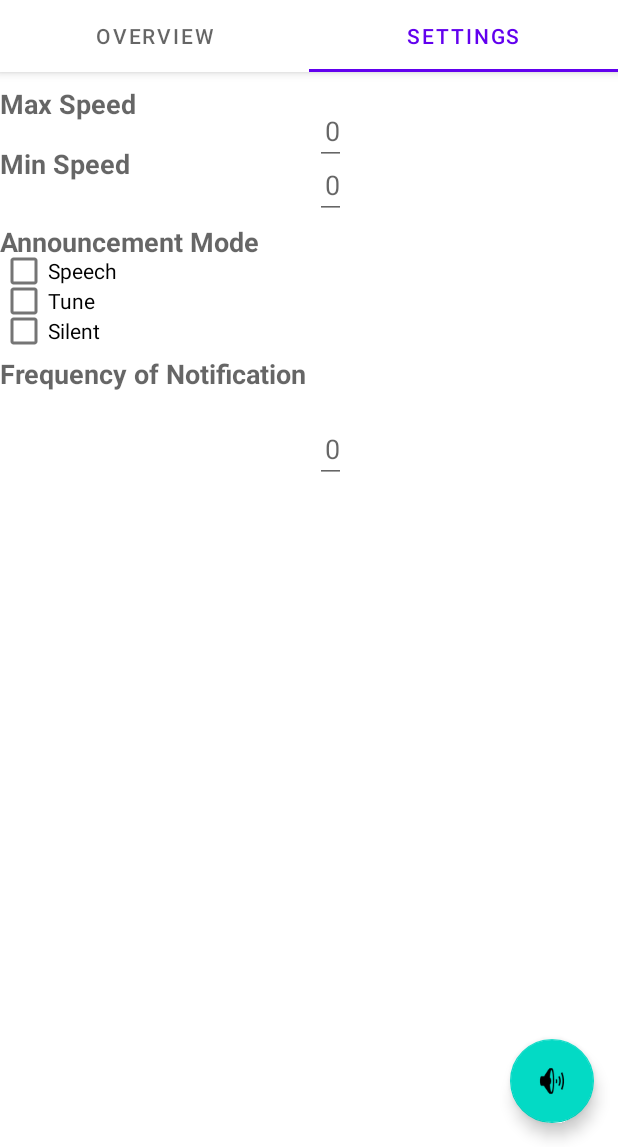
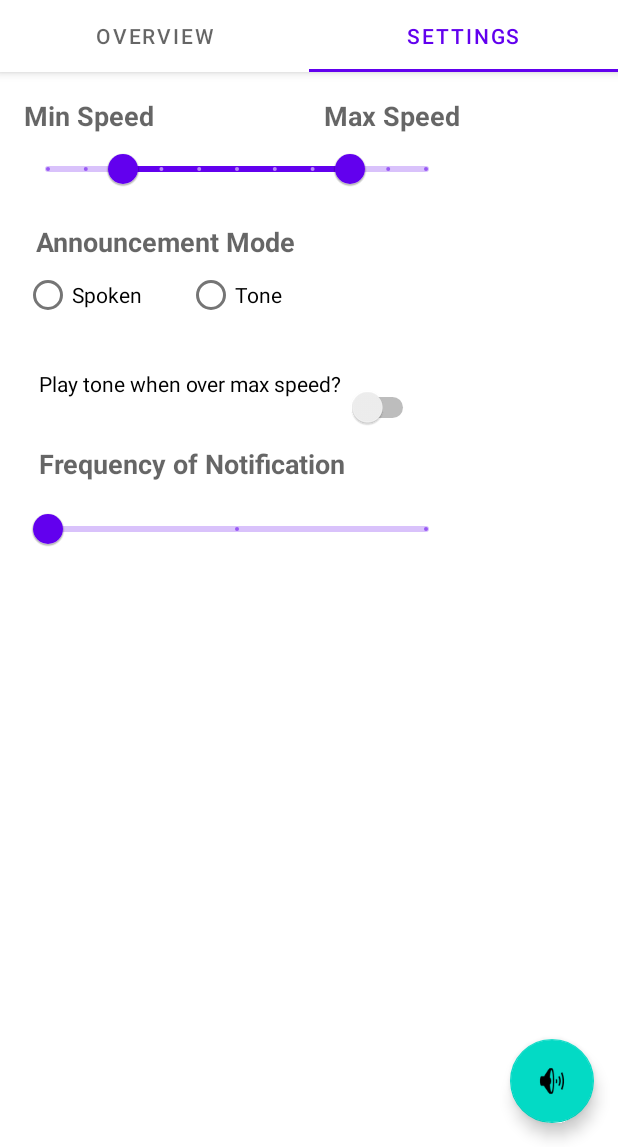
Before and after one commit to s-ali2014/Speedster, an Android app: the screen it shows after launch (MainActivity), tab 2 chosen, on a phone screen of 412 x 824 dp, the part 89-1236 px from its top. Run offline under Robolectric (Android 15) with nearby library versions, the phone set to English and light mode, and no system bars.

Commit message:
Updated Settings UI
Updated settings UI and began placing the pieces together to link everything up back end and create the announcements system. Committing what I have now before going to sleep.

```diff
--- a/AnnouncementsLoading/app/src/main/java/com/example/announcementsloading/MainActivity.java
+++ b/AnnouncementsLoading/app/src/main/java/com/example/announcementsloading/MainActivity.java
@@ -9,6 +9,7 @@ package com.example.announcementsloading;
 import android.os.Bundle;
 
 import com.google.android.material.floatingactionbutton.FloatingActionButton;
+import com.google.android.material.slider.RangeSlider;
 import com.google.android.material.snackbar.Snackbar;
 import com.google.android.material.tabs.TabLayout;
 import android.speech.tts.TextToSpeech;
@@ -27,9 +28,17 @@ import android.view.View;
 import java.util.Locale;
 
 public class MainActivity extends AppCompatActivity implements TextToSpeech.OnInitListener{
-    //GLOBAL-ENOUGH VARIABLES
+    //Variables for TTS and Announcement handling
     TextToSpeech tts;
     MutableLiveData<String> announceText = new MutableLiveData<String>();
+    int maxAnnounceThreshold = 100;
+    int minAnnounceThreshold = 0;
+    int announceInterval = 10;
+    boolean useTTS = true;
+    boolean maxSpeedWarning = false;
+    int previousAnnouncement;
+    int announceCooldown = 5;
+
 
     TabLayout tablayout;
     ViewPager2 pager2;
@@ -81,7 +90,7 @@ public class MainActivity extends AppCompatActivity implements TextToSpeech.OnIn
 
 //i hate this button now - Anna
         FloatingActionButton fab = findViewById(R.id.fab);
-
+        RangeSlider speedRange = findViewById(R.id.speedRange);
 
 
         //ANNOUNCEMENT SYSTEM:
@@ -89,10 +98,15 @@ public class MainActivity extends AppCompatActivity implements TextToSpeech.OnIn
         announceText.observe(this, new Observer<String>() {
             /*This right here is our good 'ol announcement system. It's bare-bones and unrefined, but essentially, when announceText changes?
             speakText() is called to announce the new value.
+
+            WIP: cooldown system!
             */
             @Override
             public void onChanged(String s) {
-                speakText();
+                //int currentInterval = Integer.valueOf(announceText.getValue()) / announceInterval;
+               //if( currentInterval != previousAnnouncement){
+                   speakText();
+               //}
             }
         });
 
@@ -107,7 +121,6 @@ public class MainActivity extends AppCompatActivity implements TextToSpeech.OnIn
                         .setAction("Action", null).show();
             }
         });
-
     }
 
     //TTS Initialization - WARNING: THIS DOES *NOT* WORK ON EMULATORS. IT WILL FAIL TO INITIALIZE EVERY TIME WITH A GENERIC ERROR CODE
@@ -125,8 +138,9 @@ public class MainActivity extends AppCompatActivity implements TextToSpeech.OnIn
 
     //Speaker. By default it takes no parameters and says announceText.
     public void speakText(){
-        /*Speaks text from the announceText variable*/
+        /*Speaks text from the announceText variable, and resets the counter since last announce.*/
         tts.speak(announceText.getValue(), TextToSpeech.QUEUE_FLUSH, null , "");
+
     }
     public void speakText(CharSequence toSpeak){
         /*Speaks text from the given CharSequence. NOTE: Strings are char sequences*/
@@ -142,13 +156,11 @@ public class MainActivity extends AppCompatActivity implements TextToSpeech.OnIn
 
     //Notes from Anna:
     //Announcement System:
-    //TODO: Listen for speed variable
     //TODO: Implement handling for onPause/background process things
     //TODO: Overload speakText
     //TODO: Find a way to implement settings for switching data listened to
     //TODO: Implement custom announcement settings
     //UI:
-    //TODO: Set up dummy UI for prototype
     //TODO: Set up speed display for general tab
     //Data reading:
     //TODO: Implement GPS
--- a/AnnouncementsLoading/app/src/main/res/layout/fragment_settings.xml
+++ b/AnnouncementsLoading/app/src/main/res/layout/fragment_settings.xml
@@ -9,138 +9,139 @@
 
 
     <TextView
-        android:id="@+id/pageCounts"
-        android:layout_width="wrap_content"
-        android:layout_height="wrap_content"
-
-        android:layout_marginTop="116dp"
-        android:text="Max Speed"
-        android:textAppearance="?android:attr/textAppearanceMedium"
-        android:textStyle="bold"
-        app:layout_constraintTop_toTopOf="parent"
-        tools:layout_conversion_absoluteHeight="24dp"
-        tools:layout_conversion_absoluteWidth="91dp"
-        tools:layout_editor_absoluteX="24dp" />
-
-    <TextView
         android:id="@+id/textView5"
         android:layout_width="wrap_content"
         android:layout_height="wrap_content"
+        android:layout_marginStart="24dp"
         android:layout_marginTop="208dp"
         android:paddingBottom="0dp"
         android:text="Announcement Mode"
         android:textAppearance="?android:attr/textAppearanceMedium"
         android:textStyle="bold"
+        app:layout_constraintStart_toStartOf="parent"
         app:layout_constraintTop_toTopOf="parent"
         tools:layout_conversion_absoluteHeight="24dp"
-        tools:layout_conversion_absoluteWidth="175dp"
-        tools:layout_editor_absoluteX="24dp" />
+        tools:layout_conversion_absoluteWidth="175dp" />
 
     <TextView
         android:id="@+id/textView6"
         android:layout_width="wrap_content"
         android:layout_height="wrap_content"
-        android:layout_marginTop="296dp"
+        android:layout_marginStart="26dp"
+        android:layout_marginTop="356dp"
         android:paddingBottom="0dp"
         android:text="Frequency of Notification"
         android:textAppearance="?android:attr/textAppearanceMedium"
         android:textStyle="bold"
+        app:layout_constraintStart_toStartOf="parent"
         app:layout_constraintTop_toTopOf="parent"
         tools:layout_conversion_absoluteHeight="24dp"
-        tools:layout_conversion_absoluteWidth="205dp"
-        tools:layout_editor_absoluteX="24dp" />
+        tools:layout_conversion_absoluteWidth="205dp" />
 
-    <EditText
-        android:id="@+id/editTextNumber2"
-        android:layout_width="wrap_content"
-
-        android:layout_height="wrap_content"
-        android:layout_marginStart="210dp"
-        android:layout_marginTop="124dp"
+    <com.google.android.material.slider.Slider
+        android:id="@+id/notificationFrequency"
+        android:layout_width="284dp"
+        android:layout_height="41dp"
+        android:layout_marginStart="16dp"
+        android:layout_marginTop="388dp"
         android:gravity="right"
         android:hint="0"
-        android:inputType="number"
         android:maxEms="2"
+        android:stepSize="5.0"
+        android:valueFrom="5.0"
+        android:valueTo="15.0"
         app:layout_constraintStart_toStartOf="parent"
         app:layout_constraintTop_toTopOf="parent"
         tools:layout_conversion_absoluteHeight="45dp"
         tools:layout_conversion_absoluteWidth="21dp" />
 
-    <EditText
-        android:id="@+id/editTextTextPersonName2"
+    <Switch
+        android:id="@+id/maxSpeedWarn"
         android:layout_width="wrap_content"
         android:layout_height="wrap_content"
-        android:layout_marginStart="210dp"
-        android:layout_marginTop="160dp"
+        android:layout_marginStart="26dp"
+        android:layout_marginTop="305dp"
+        android:text="Play tone when over max speed? \n \n"
+        app:layout_constraintStart_toStartOf="parent"
+        app:layout_constraintTop_toTopOf="parent" />
+
+    <com.google.android.material.slider.RangeSlider
+        android:id="@+id/speedRange"
+        android:layout_width="284dp"
+
+        android:layout_height="41dp"
+        android:layout_marginStart="16dp"
+        android:layout_marginTop="148dp"
         android:gravity="right"
         android:hint="0"
-        android:inputType="number"
         android:maxEms="2"
+        android:stepSize="10.0"
+        android:valueFrom="0"
+        android:valueTo="100"
         app:layout_constraintStart_toStartOf="parent"
         app:layout_constraintTop_toTopOf="parent"
+        app:values="@array/speed_slider_values"
         tools:layout_conversion_absoluteHeight="45dp"
         tools:layout_conversion_absoluteWidth="21dp" />
 
-    <CheckBox
-        android:id="@+id/checkBox"
+    <TextView
+        android:id="@+id/pageCounts"
         android:layout_width="wrap_content"
         android:layout_height="wrap_content"
-        android:layout_marginTop="216dp"
-        android:text="Speech"
-        app:layout_constraintTop_toTopOf="parent"
-        tools:layout_conversion_absoluteHeight="48dp"
-        tools:layout_conversion_absoluteWidth="79dp"
-        tools:layout_editor_absoluteX="64dp" />
 
-    <CheckBox
-        android:id="@+id/checkBox2"
-        android:layout_width="wrap_content"
-        android:layout_height="wrap_content"
-        android:layout_marginTop="236dp"
-        android:text="Tune"
-        app:layout_constraintTop_toTopOf="parent"
-        tools:layout_conversion_absoluteHeight="48dp"
-        tools:layout_conversion_absoluteWidth="64dp"
-        tools:layout_editor_absoluteX="64dp" />
-
-    <EditText
-        android:layout_width="wrap_content"
-        android:layout_height="wrap_content"
-        android:layout_marginStart="210dp"
-        android:layout_marginTop="336dp"
-        android:gravity="right"
-        android:hint="0"
-        android:inputType="number"
-        android:maxEms="2"
+        android:layout_marginStart="216dp"
+        android:layout_marginTop="124dp"
+        android:text="Max Speed"
+        android:textAppearance="?android:attr/textAppearanceMedium"
+        android:textStyle="bold"
         app:layout_constraintStart_toStartOf="parent"
         app:layout_constraintTop_toTopOf="parent"
-        tools:layout_conversion_absoluteHeight="45dp"
-        tools:layout_conversion_absoluteWidth="21dp" />
-
-    <CheckBox
-        android:id="@+id/checkBox3"
-        android:layout_width="wrap_content"
-        android:layout_height="wrap_content"
-        android:layout_marginTop="256dp"
-        android:text="Silent"
-        app:layout_constraintTop_toTopOf="parent"
-        tools:layout_conversion_absoluteHeight="48dp"
-        tools:layout_conversion_absoluteWidth="67dp"
-        tools:layout_editor_absoluteX="64dp" />
+        tools:layout_conversion_absoluteHeight="24dp"
+        tools:layout_conversion_absoluteWidth="91dp" />
 
     <TextView
         android:id="@+id/textView3"
         android:layout_width="wrap_content"
         android:layout_height="wrap_content"
-        android:layout_marginTop="156dp"
+        android:layout_marginStart="16dp"
+        android:layout_marginTop="124dp"
         android:paddingBottom="0dp"
         android:text="Min Speed"
         android:textAppearance="?android:attr/textAppearanceMedium"
         android:textStyle="bold"
+        app:layout_constraintStart_toStartOf="parent"
         app:layout_constraintTop_toTopOf="parent"
         tools:layout_conversion_absoluteHeight="24dp"
-        tools:layout_conversion_absoluteWidth="87dp"
-        tools:layout_editor_absoluteX="24dp" />
+        tools:layout_conversion_absoluteWidth="87dp" />
+
+    <RadioButton
+        android:id="@+id/radSpeak"
+        android:layout_width="wrap_content"
+        android:layout_height="wrap_content"
+        android:layout_marginStart="16dp"
+        android:layout_marginTop="232dp"
+        android:text="Spoken"
+        app:layout_constraintStart_toStartOf="parent"
+        app:layout_constraintTop_toTopOf="parent" />
+
+    <RadioButton
+        android:id="@+id/radTone"
+        android:layout_width="wrap_content"
+        android:layout_height="wrap_content"
+        android:layout_marginStart="30dp"
+        android:layout_marginTop="232dp"
+        android:text="Tone"
+        app:layout_constraintStart_toEndOf="@+id/radSpeak"
+        app:layout_constraintTop_toTopOf="parent" />
+
+    <RadioGroup
+        android:id="@+id/announceModes"
+        android:layout_width="248dp"
+        android:layout_height="63dp"
+        android:layout_marginStart="4dp"
+        android:layout_marginTop="232dp"
+        app:layout_constraintStart_toStartOf="parent"
+        app:layout_constraintTop_toTopOf="parent" />
 
 
 </androidx.constraintlayout.widget.ConstraintLayout>
--- /dev/null
+++ b/AnnouncementsLoading/app/src/main/res/values/defaults.xml
@@ -0,0 +1,7 @@
+<?xml version="1.0" encoding="utf-8"?>
+<resources>
+    <array name= "speed_slider_values">
+        <item>20.0</item>
+        <item>80.0</item>
+    </array>
+</resources>
```
